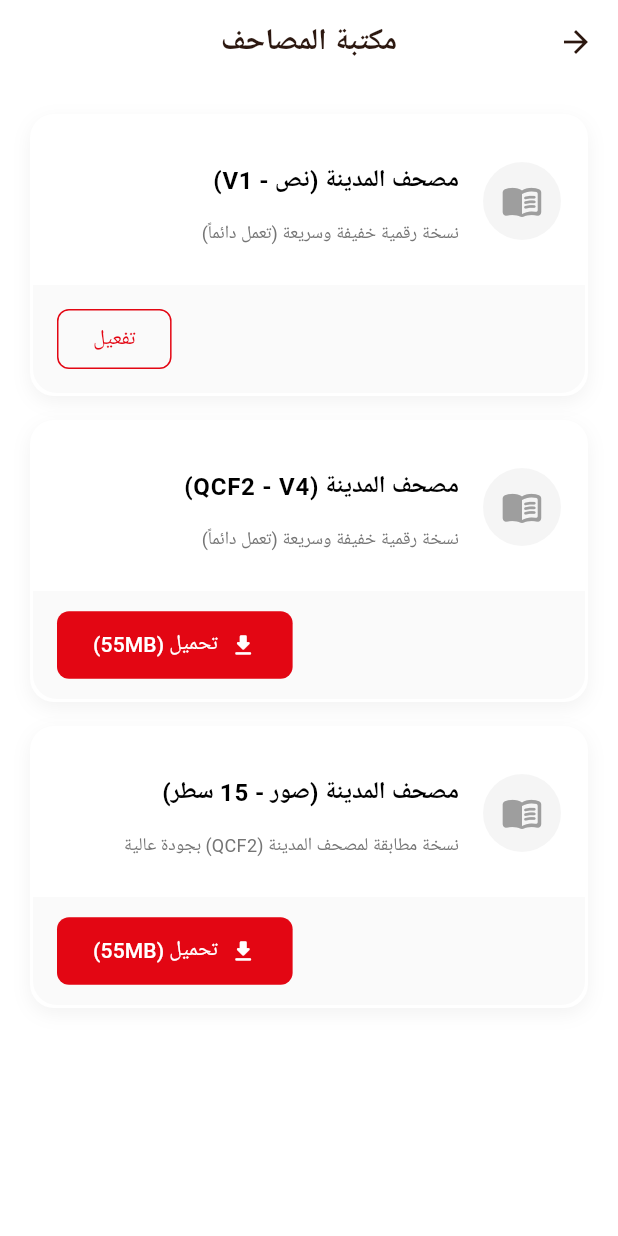
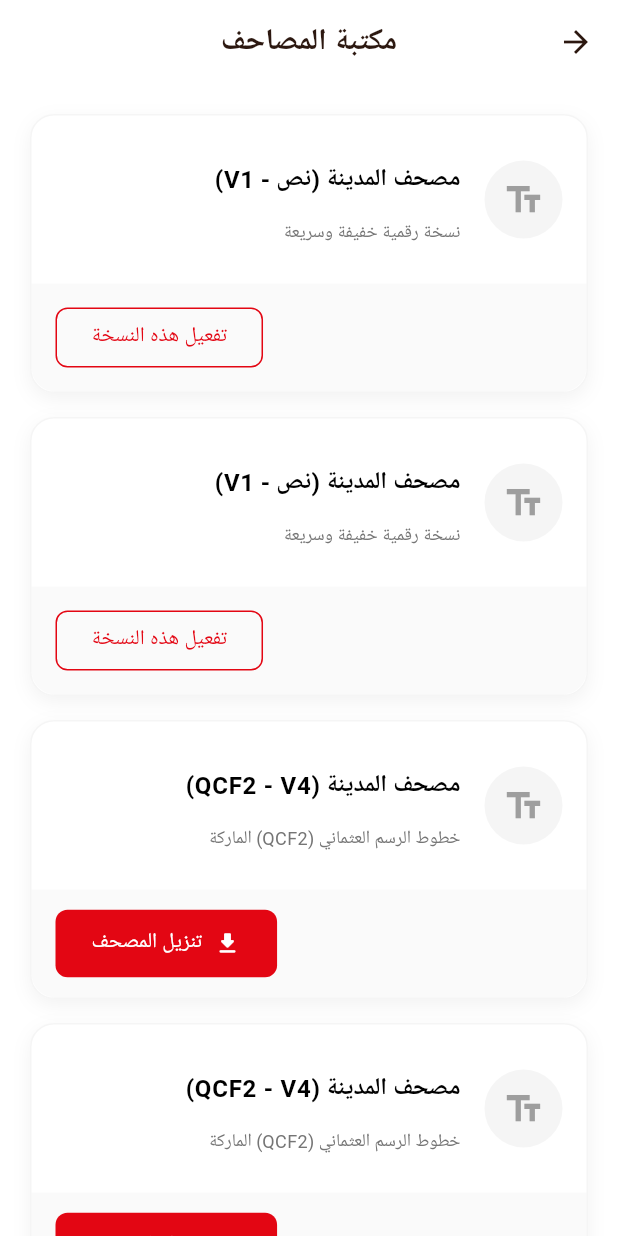
Before and after one commit to abdussalamw/mathani, a Flutter app: the MushafSelectionScreen screen opened directly, on a phone screen of 412 x 824 dp. Run offline on Flutter 3.47's test engine with Material 3 defaults, Android fonts, the phone set to English and light mode, and no system bars; our stand-ins replace dio, isar, just_audio; accounts and stored records are empty; generated files the repository leaves out were written again; network calls fail; Roboto replaces fonts that are missing (Tajawal); project files that could hold a hidden picture were left out.

Commit message:
Final fix: Add Mushaf icon to MushafScreen, fix empty selection screen, and remove duplicate NavBar

```diff
--- a/lib/main.dart
+++ b/lib/main.dart
@@ -13,7 +13,6 @@
 import 'screens/splash_screen.dart';
 import 'screens/surah_list_screen.dart';
 import 'screens/settings_screen.dart';
-import 'screens/main_navbar_screen.dart';
 
 void main() async {
   WidgetsFlutterBinding.ensureInitialized();
@@ -81,7 +80,6 @@
               '/mushaf': (context) => const MushafScreen(),
               '/surah-list': (context) => const SurahListScreen(),
               '/settings': (context) => const SettingsScreen(),
-              '/home': (context) => const MainNavBarScreen(),
             },
           );
         },
--- a/lib/providers/mushaf_metadata_provider.dart
+++ b/lib/providers/mushaf_metadata_provider.dart
@@ -71,6 +71,10 @@
       _isLoading = false;
       notifyListeners();
     }
+  }
+
+  Future<void> refresh() async {
+    await _init();
   }
 
   Future<void> _seedDefaultMushafs(Isar isar) async {
--- a/lib/screens/mushaf_selection_screen.dart
+++ b/lib/screens/mushaf_selection_screen.dart
@@ -4,29 +4,70 @@
 import '../core/constants/app_colors.dart';
 import '../providers/mushaf_metadata_provider.dart';
 
-class MushafSelectionScreen extends StatelessWidget {
+class MushafSelectionScreen extends StatefulWidget {
   const MushafSelectionScreen({Key? key}) : super(key: key);
+
+  @override
+  State<MushafSelectionScreen> createState() => _MushafSelectionScreenState();
+}
+
+class _MushafSelectionScreenState extends State<MushafSelectionScreen> {
+  @override
+  void initState() {
+    super.initState();
+    // محاولة تحديث البيانات عند فتح الصفحة إذا كانت القائمة فارغة
+    WidgetsBinding.instance.addPostFrameCallback((_) {
+      final provider = context.read<MushafMetadataProvider>();
+      if (provider.availableMushafs.isEmpty) {
+        provider.refresh();
+      }
+    });
+  }
 
   @override
   Widget build(BuildContext context) {
     return Scaffold(
       backgroundColor: Theme.of(context).scaffoldBackgroundColor,
       appBar: AppBar(
-        title: Text(
+        title: const Text(
           'مكتبة المصاحف',
           style: TextStyle(
-            color: Theme.of(context).textTheme.bodyLarge?.color,
             fontFamily: 'Tajawal',
             fontWeight: FontWeight.bold,
           ),
         ),
         centerTitle: true,
-        backgroundColor: Colors.transparent,
         elevation: 0,
-        iconTheme: IconThemeData(color: Theme.of(context).iconTheme.color),
       ),
       body: Consumer<MushafMetadataProvider>(
         builder: (context, provider, child) {
+          if (provider.isLoading) {
+            return const Center(child: CircularProgressIndicator(color: AppColors.primary));
+          }
+
+          if (provider.availableMushafs.isEmpty) {
+            return Center(
+              child: Column(
+                mainAxisAlignment: MainAxisAlignment.center,
+                children: [
+                  const Icon(Icons.cloud_off, size: 64, color: Colors.grey),
+                  const SizedBox(height: 16),
+                  const Text('لم يتم تحميل قائمة المصاحف بعد'),
+                  const SizedBox(height: 24),
+                  ElevatedButton.icon(
+                    onPressed: () => provider.refresh(),
+                    icon: const Icon(Icons.refresh),
+                    label: const Text('إعادة محاولة التحميل'),
+                    style: ElevatedButton.styleFrom(
+                      backgroundColor: AppColors.primary,
+                      foregroundColor: Colors.white,
+                    ),
+                  ),
+                ],
+              ),
+            );
+          }
+
           return ListView.separated(
             padding: const EdgeInsets.all(20),
             itemCount: provider.availableMushafs.length,
@@ -42,8 +83,8 @@
                   color: Theme.of(context).cardColor,
                   borderRadius: BorderRadius.circular(16),
                   border: Border.all(
-                    color: isSelected ? AppColors.primary : Colors.transparent,
-                    width: 2,
+                    color: isSelected ? AppColors.primary : Colors.grey.withOpacity(0.1),
+                    width: isSelected ? 2 : 1,
                   ),
                   boxShadow: [
                     BoxShadow(
@@ -64,7 +105,7 @@
                           shape: BoxShape.circle,
                         ),
                         child: Icon(
-                          isSelected ? Icons.check : Icons.menu_book_rounded,
+                          isSelected ? Icons.check : (mushaf.type.contains('font') ? Icons.text_fields : Icons.menu_book_rounded),
                           color: isSelected ? AppColors.primary : Colors.grey,
                           size: 28,
                         ),
@@ -81,8 +122,8 @@
                         padding: const EdgeInsets.only(top: 8.0),
                         child: Text(
                           mushaf.type.contains('font')
-                              ? 'نسخة رقمية خفيفة وسريعة (تعمل دائماً)'
-                              : 'نسخة مطابقة لمصحف المدينة (QCF2) بجودة عالية',
+                              ? (mushaf.identifier.contains('qcf') ? 'خطوط الرسم العثماني (QCF2) الماركة' : 'نسخة رقمية خفيفة وسريعة')
+                              : 'نسخة الصور (مصحف المدينة)',
                           style: TextStyle(
                             color: Colors.grey[600],
                             fontSize: 12,
@@ -90,8 +131,18 @@
                         ),
                       ),
                     ),
-
-                    // شريط الإجراءات السفلي
+                    if (isDownloadingThis)
+                      Padding(
+                        padding: const EdgeInsets.symmetric(horizontal: 16),
+                        child: Column(
+                          children: [
+                            LinearProgressIndicator(value: provider.downloadProgress),
+                            const SizedBox(height: 8),
+                            Text('جاري التحميل ${(provider.downloadProgress * 100).toInt()}%'),
+                            const SizedBox(height: 12),
+                          ],
+                        ),
+                      ),
                     Container(
                       decoration: BoxDecoration(
                         color: Colors.grey.withOpacity(0.05),
@@ -103,49 +154,32 @@
                         children: [
                           if (isSelected)
                             const Text(
-                              'مستخدم حالياً',
+                              'مستخدم حالياً ✅',
                               style: TextStyle(color: AppColors.primary, fontWeight: FontWeight.bold),
                             )
-                          else if (isDownloadingThis)
-                             Expanded(
-                               child: Row(
-                                 children: [
-                                   SizedBox(
-                                     height: 20,
-                                     width: 20,
-                                     child: CircularProgressIndicator(strokeWidth: 2, value: provider.downloadProgress)
-                                   ),
-                                   const SizedBox(width: 12),
-                                   Text(
-                                     'جاري التحميل ${(provider.downloadProgress * 100).toInt()}%',
-                                     style: const TextStyle(fontSize: 12, color: Colors.grey),
-                                   ),
-                                 ],
-                               ),
-                             )
-                          else if (needsDownload)
+                          else if (needsDownload && !isDownloadingThis)
                             ElevatedButton.icon(
                               icon: const Icon(Icons.download_rounded, size: 18),
-                              label: const Text('تحميل (55MB)'), // حجم تقريبي للوضوح
+                              label: const Text('تنزيل المصحف'),
                               style: ElevatedButton.styleFrom(
-                                backgroundColor: Theme.of(context).primaryColor,
+                                backgroundColor: AppColors.primary,
                                 foregroundColor: Colors.white,
                                 elevation: 0,
                                 shape: RoundedRectangleBorder(borderRadius: BorderRadius.circular(8)),
                               ),
                               onPressed: () => provider.downloadMushaf(mushaf.identifier),
                             )
-                          else
+                          else if (!needsDownload)
                             OutlinedButton(
-                              child: const Text('تفعيل'),
+                              child: const Text('تفعيل هذه النسخة'),
                               style: OutlinedButton.styleFrom(
-                                foregroundColor: Theme.of(context).primaryColor,
-                                side: BorderSide(color: Theme.of(context).primaryColor),
+                                foregroundColor: AppColors.primary,
+                                side: const BorderSide(color: AppColors.primary),
                                 shape: RoundedRectangleBorder(borderRadius: BorderRadius.circular(8)),
                               ),
                               onPressed: () {
                                 provider.setMushaf(mushaf.identifier);
-                                Navigator.pop(context); // الرجوع للإعدادات
+                                Navigator.pop(context);
                               },
                             ),
                         ],
--- a/lib/screens/splash_screen.dart
+++ b/lib/screens/splash_screen.dart
@@ -45,7 +45,7 @@
   void _navigateToHome() async {
     await Future.delayed(const Duration(seconds: 3));
     if (mounted) {
-      Navigator.of(context).pushReplacementNamed('/home');
+      Navigator.of(context).pushReplacementNamed('/surah-list');
     }
   }
 
```
Also changed, not shown: lib/screens/main_navbar_screen.dart (deleted, +0 -61 lines), lib/screens/mushaf_screen.dart (+14 -2 lines).
